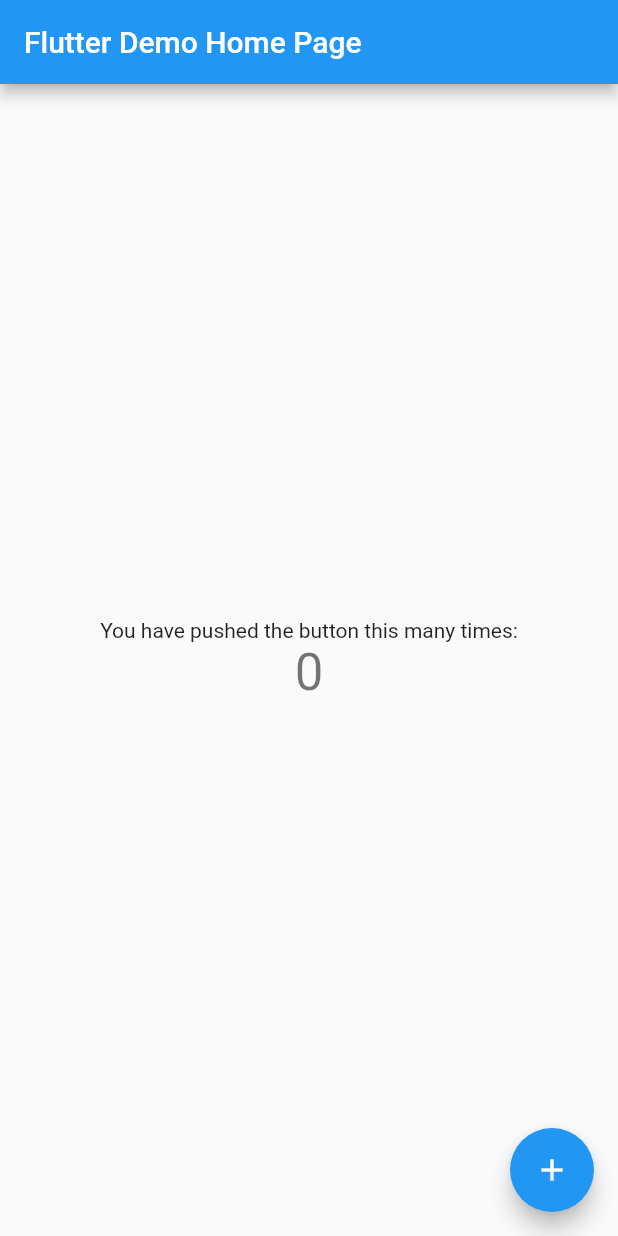
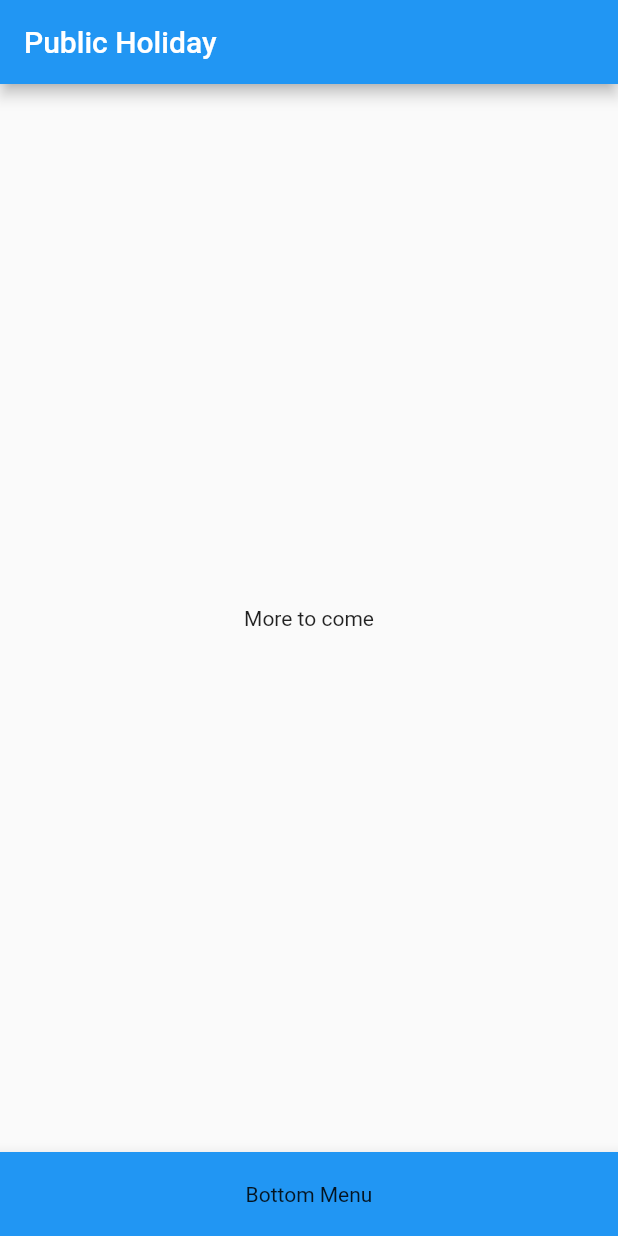
Before and after one commit to MartinBruska/PublicHolidayRebuild, a Flutter app: the screen it shows after launch, on a phone screen of 412 x 824 dp. Run offline on Flutter 3.47's test engine with Material 2 defaults, Android fonts, the phone set to English and light mode, and no system bars.

Commit message:
basic frame of app build

```diff
--- a/public_holiday/lib/main.dart
+++ b/public_holiday/lib/main.dart
@@ -1,4 +1,5 @@
 import 'package:flutter/material.dart';
+import 'package:public_holiday/screens/home_page.dart';
 
 void main() => runApp(MyApp());
 
@@ -7,105 +8,11 @@
   @override
   Widget build(BuildContext context) {
     return MaterialApp(
-      title: 'Flutter Demo',
+      title: 'Public Holiday',
       theme: ThemeData(
-        // This is the theme of your application.
-        //
-        // Try running your application with "flutter run". You'll see the
-        // application has a blue toolbar. Then, without quitting the app, try
-        // changing the primarySwatch below to Colors.green and then invoke
-        // "hot reload" (press "r" in the console where you ran "flutter run",
-        // or simply save your changes to "hot reload" in a Flutter IDE).
-        // Notice that the counter didn't reset back to zero; the application
-        // is not restarted.
         primarySwatch: Colors.blue,
       ),
-      home: MyHomePage(title: 'Flutter Demo Home Page'),
+      home: HomePage(),
     );
   }
 }
-
-class MyHomePage extends StatefulWidget {
-  MyHomePage({Key key, this.title}) : super(key: key);
-
-  // This widget is the home page of your application. It is stateful, meaning
-  // that it has a State object (defined below) that contains fields that affect
-  // how it looks.
-
-  // This class is the configuration for the state. It holds the values (in this
-  // case the title) provided by the parent (in this case the App widget) and
-  // used by the build method of the State. Fields in a Widget subclass are
-  // always marked "final".
-
-  final String title;
-
-  @override
-  _MyHomePageState createState() => _MyHomePageState();
-}
-
-class _MyHomePageState extends State<MyHomePage> {
-  int _counter = 0;
-
-  void _incrementCounter() {
-    setState(() {
-      // This call to setState tells the Flutter framework that something has
-      // changed in this State, which causes it to rerun the build method below
-      // so that the display can reflect the updated values. If we changed
-      // _counter without calling setState(), then the build method would not be
-      // called again, and so nothing would appear to happen.
-      _counter++;
-    });
-  }
-
-  @override
-  Widget build(BuildContext context) {
-    // This method is rerun every time setState is called, for instance as done
-    // by the _incrementCounter method above.
-    //
-    // The Flutter framework has been optimized to make rerunning build methods
-    // fast, so that you can just rebuild anything that needs updating rather
-    // than having to individually change instances of widgets.
-    return Scaffold(
-      appBar: AppBar(
-        // Here we take the value from the MyHomePage object that was created by
-        // the App.build method, and use it to set our appbar title.
-        title: Text(widget.title),
-      ),
-      body: Center(
-        // Center is a layout widget. It takes a single child and positions it
-        // in the middle of the parent.
-        child: Column(
-          // Column is also a layout widget. It takes a list of children and
-          // arranges them vertically. By default, it sizes itself to fit its
-          // children horizontally, and tries to be as tall as its parent.
-          //
-          // Invoke "debug painting" (press "p" in the console, choose the
-          // "Toggle Debug Paint" action from the Flutter Inspector in Android
-          // Studio, or the "Toggle Debug Paint" command in Visual Studio Code)
-          // to see the wireframe for each widget.
-          //
-          // Column has various properties to control how it sizes itself and
-          // how it positions its children. Here we use mainAxisAlignment to
-          // center the children vertically; the main axis here is the vertical
-          // axis because Columns are vertical (the cross axis would be
-          // horizontal).
-          mainAxisAlignment: MainAxisAlignment.center,
-          children: <Widget>[
-            Text(
-              'You have pushed the button this many times:',
-            ),
-            Text(
-              '$_counter',
-              style: Theme.of(context).textTheme.display1,
-            ),
-          ],
-        ),
-      ),
-      floatingActionButton: FloatingActionButton(
-        onPressed: _incrementCounter,
-        tooltip: 'Increment',
-        child: Icon(Icons.add),
-      ), // This trailing comma makes auto-formatting nicer for build methods.
-    );
-  }
-}
--- /dev/null
+++ b/public_holiday/lib/screens/home_page.dart
@@ -0,0 +1,25 @@
+import 'package:flutter/material.dart';
+
+class HomePage extends StatelessWidget {
+  @override
+  Widget build(BuildContext context) {
+    return Scaffold(
+      appBar: AppBar(
+        title: const Text("Public Holiday"),
+      ),
+      body: Center(
+        child: Text("More to come"),
+      ),
+      bottomNavigationBar: BottomAppBar(
+        shape: const CircularNotchedRectangle(),
+        child: Container(
+          height: 56.0,
+          color: Colors.blue,
+          child: Center(
+            child: Text("Bottom Menu"),
+          ),
+        ),
+      ),
+    );
+  }
+}
```
Also changed, not shown: public_holiday/pubspec.lock, 1 other file.
